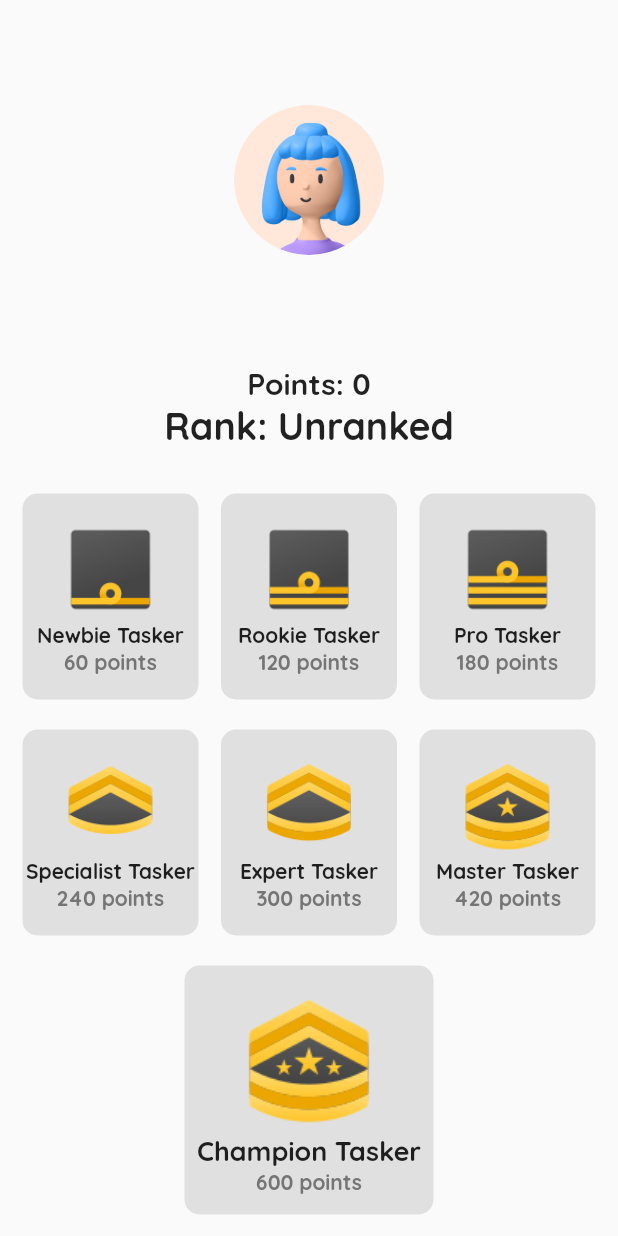
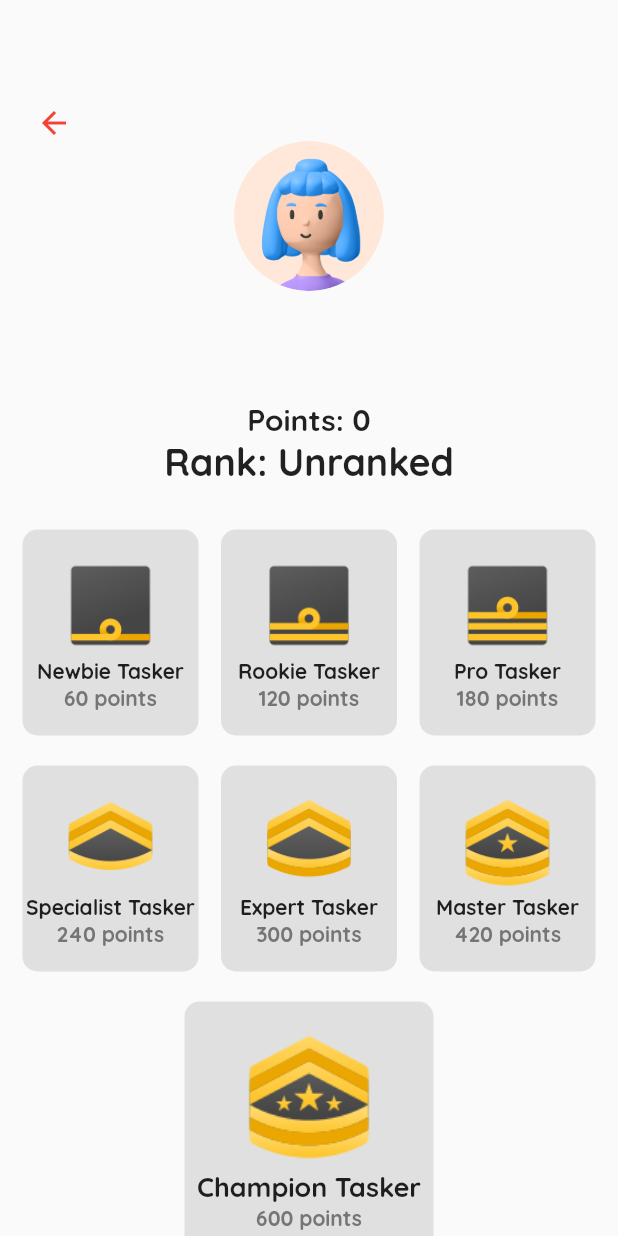
Before and after one commit to xybercommander/Raman-Effect, a Flutter app: the ProfilePage screen opened directly, on a phone screen of 412 x 824 dp. Run offline on Flutter 3.47's test engine with Material 2 defaults, Android fonts, the phone set to English and light mode, and no system bars; our stand-ins replace page_transition, shared_preferences, sqflite; accounts and stored records are empty.

Commit message:
added back button

```diff
--- a/lib/screens/profile_page.dart
+++ b/lib/screens/profile_page.dart
@@ -80,6 +80,16 @@ class _ProfilePageState extends State<ProfilePage> {
           child: Column(
             mainAxisAlignment: MainAxisAlignment.start,
             children: [
+              Padding(
+                padding: const EdgeInsets.symmetric(horizontal: 24),
+                child: Align(
+                  alignment: Alignment.centerLeft,
+                  child: GestureDetector(
+                    onTap: () => Navigator.pop(context),
+                    child: Icon(Icons.arrow_back, color: Theme.of(context).primaryColor,),
+                  ),
+                ),
+              ),
               Stack(
                 alignment: Alignment.bottomRight,
                 children: [
--- a/pubspec.yaml
+++ b/pubspec.yaml
@@ -28,6 +28,7 @@ dependencies:
   intl: ^0.17.0
   sqflite: ^2.0.0+3
   path_provider: ^2.0.1
+  fluttertoast: ^8.0.3
 
 
   # The following adds the Cupertino Icons font to your application.
```
Also changed, not shown: pubspec.lock.
